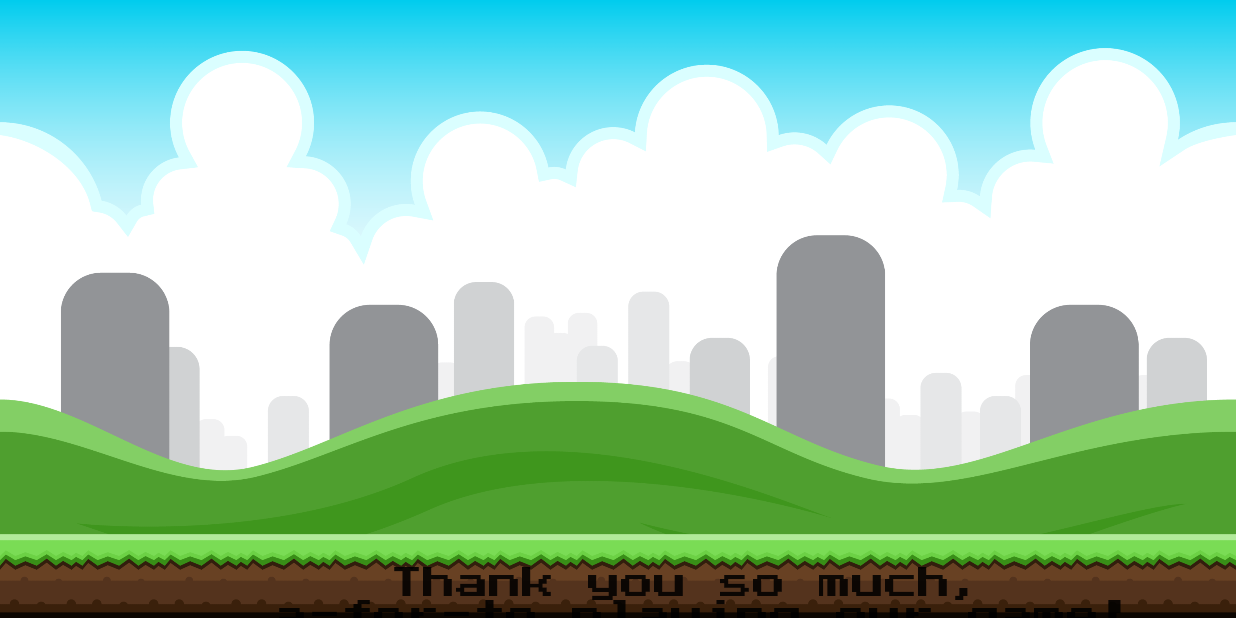
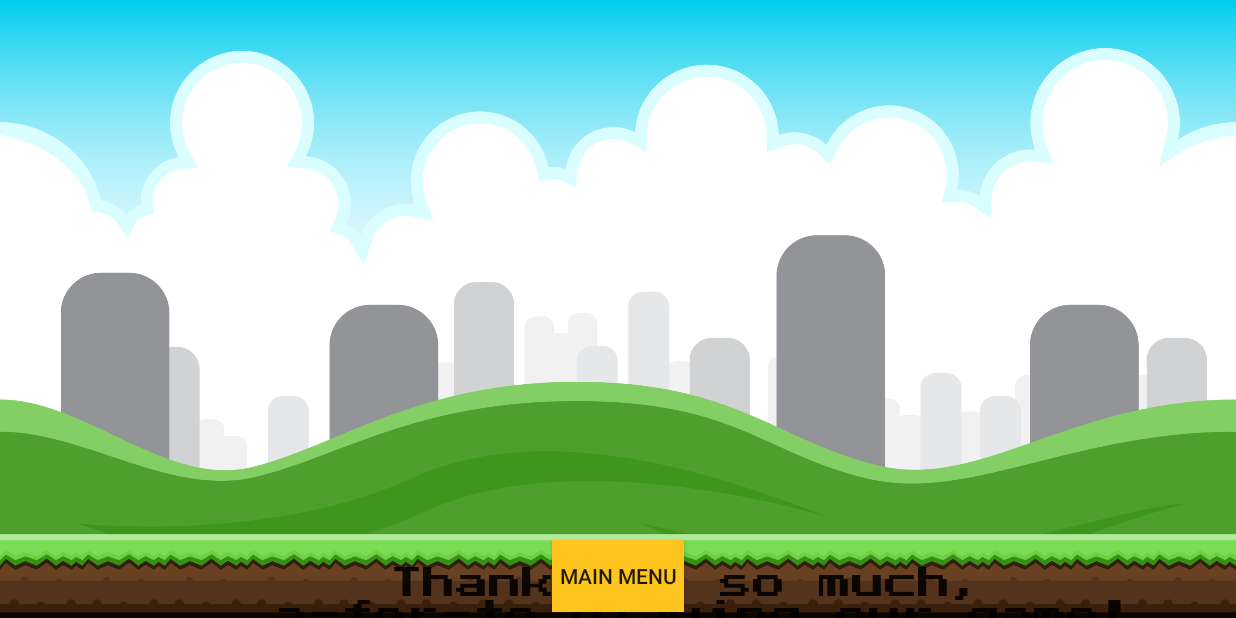
Before and after one commit to nmccoard/PocketBots, an Android app: the EndingActivity screen opened directly, with no data from a screen before it, on a phone screen of 824 x 412 dp (held sideways). Run offline under Robolectric (Android 15) with nearby library versions, the phone set to English and light mode, and no system bars.

Commit message:
added main menu to ending screen

```diff
--- a/app/src/main/java/com/example/pocketbots/EndingActivity.java
+++ b/app/src/main/java/com/example/pocketbots/EndingActivity.java
@@ -1,6 +1,7 @@
 package com.example.pocketbots;
 
 import android.content.Context;
+import android.content.Intent;
 import android.content.SharedPreferences;
 import android.graphics.drawable.AnimationDrawable;
 import android.os.Bundle;
@@ -10,10 +11,11 @@ import android.widget.Button;
 import android.widget.ImageView;
 import android.widget.TextView;
 
+
 import androidx.appcompat.app.AppCompatActivity;
 
 public class EndingActivity extends AppCompatActivity {
-    //public Button mainMenu;
+    public Button mainMenu;
     public SharedPreferences gameSettings;
     public SharedPreferences.Editor editGame;
     public int level;
@@ -47,7 +49,7 @@ public class EndingActivity extends AppCompatActivity {
         logoView = (ImageView) findViewById(R.id.logoView);
 
         bgImageView = (ImageView) findViewById(R.id.bgImageView);
-        //mainMenu = (Button) findViewById(R.id.backMenubutton);
+        mainMenu = (Button) findViewById(R.id.menuBTN);
         boyImageView = (ImageView) findViewById(R.id.boyImageView);
         boyImageView2 = (ImageView) findViewById(R.id.boyImageView2);
         boyImageView3 = (ImageView) findViewById(R.id.boyImageView3);
@@ -125,5 +127,7 @@ public class EndingActivity extends AppCompatActivity {
 
             }
         }, 15000);
+
     }
+
 }
--- a/app/src/main/res/layout/activity_ending.xml
+++ b/app/src/main/res/layout/activity_ending.xml
@@ -65,5 +65,17 @@
         app:layout_constraintBottom_toBottomOf="parent"
         tools:layout_editor_absoluteX="156dp" />
 
+    <Button
+        android:id="@+id/menuBTN"
+        android:layout_width="wrap_content"
+        android:layout_height="wrap_content"
+        android:layout_marginBottom="4dp"
+        android:background="#FDC51E"
+        android:onClick="exitGame"
+        android:text="Main Menu"
+        app:layout_constraintBottom_toBottomOf="parent"
+        app:layout_constraintEnd_toEndOf="parent"
+        app:layout_constraintStart_toStartOf="parent" />
+
 
 </androidx.constraintlayout.widget.ConstraintLayout>
```
